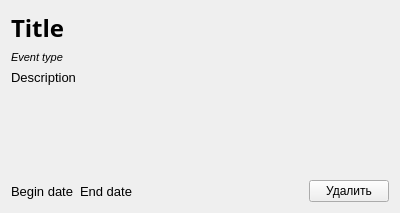
Above: views/event_list_item.ui from shekshuev/pyside-events-schedule before the change. Below: the same form after it.
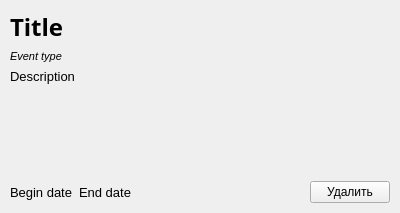
That is the form after the change.

```diff
--- a/views/event_list_item.ui
+++ b/views/event_list_item.ui
@@ -14,6 +14,18 @@
    <string>Form</string>
   </property>
   <layout class="QVBoxLayout" name="verticalLayout_2">
+   <property name="leftMargin">
+    <number>10</number>
+   </property>
+   <property name="topMargin">
+    <number>10</number>
+   </property>
+   <property name="rightMargin">
+    <number>10</number>
+   </property>
+   <property name="bottomMargin">
+    <number>10</number>
+   </property>
    <item>
     <layout class="QVBoxLayout" name="verticalLayout">
      <item>
```
